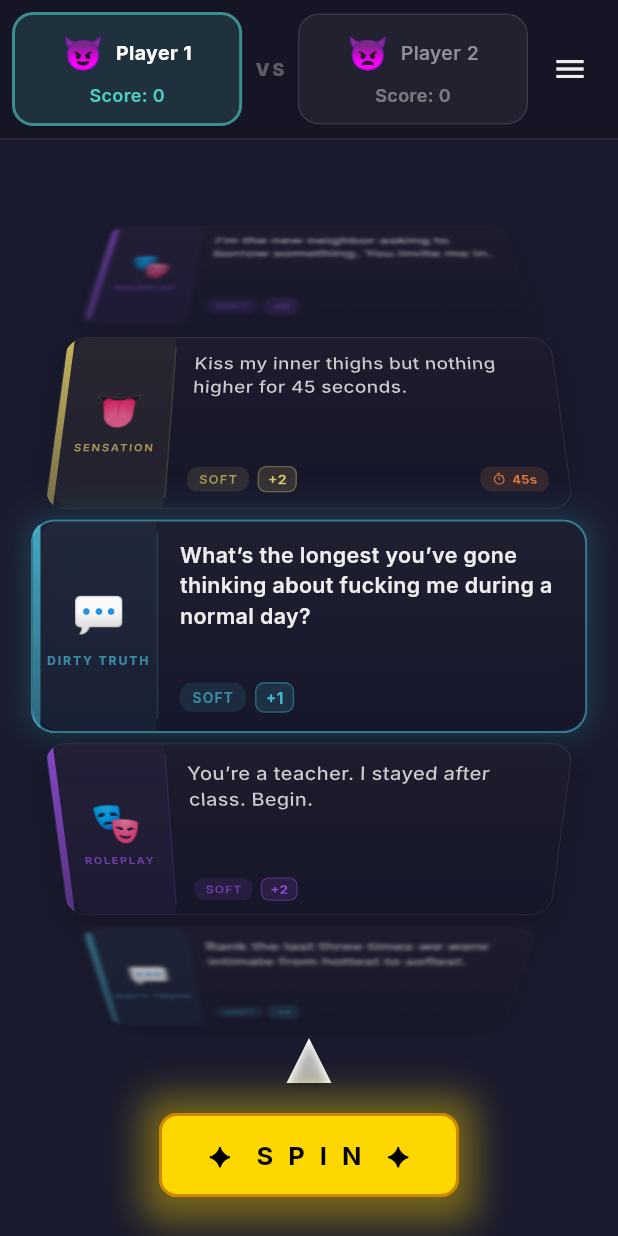
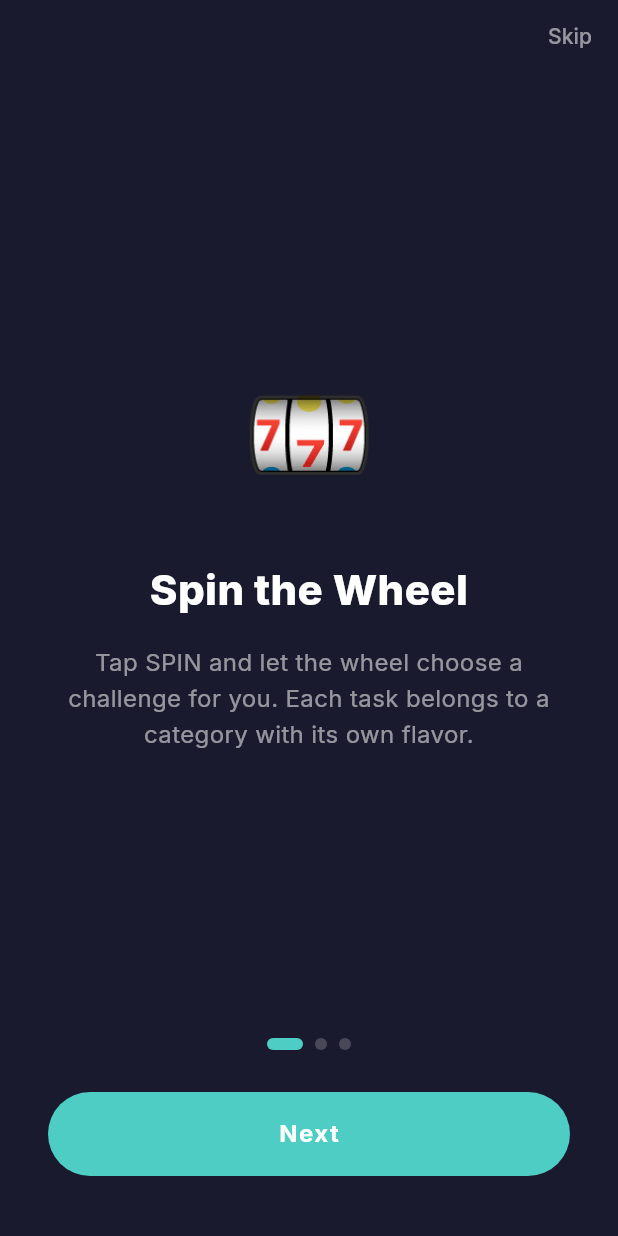
Before and after one commit to Juma1988/my_agents, a Flutter app: the screen it shows after launch, on a phone screen of 412 x 824 dp. Run offline on Flutter 3.47's test engine with Material 3 defaults, Android fonts, the phone set to English and light mode, and no system bars; our stand-ins replace google_fonts, hive, hive_flutter; accounts and stored records are empty.

Commit message:
Phase 1: onboarding, sound service, confetti overlay, session score delta

```diff
--- /dev/null
+++ b/lib/screens/onboarding_screen.dart
@@ -0,0 +1,232 @@
+import 'package:flutter/material.dart';
+import 'package:flutter/services.dart';
+import 'package:google_fonts/google_fonts.dart';
+import 'package:hive/hive.dart';
+import '../theme/app_colors.dart';
+
+/// 3-slide onboarding shown on first launch.
+/// Persists completion in Hive so it never shows again.
+class OnboardingScreen extends StatefulWidget {
+  const OnboardingScreen({super.key});
+
+  static Future<bool> shouldShow() async {
+    final box = Hive.box('settings');
+    return box.get('onboarding_complete', defaultValue: false) == false;
+  }
+
+  static void markComplete() {
+    Hive.box('settings').put('onboarding_complete', true);
+  }
+
+  @override
+  State<OnboardingScreen> createState() => _OnboardingScreenState();
+}
+
+class _OnboardingScreenState extends State<OnboardingScreen> {
+  final PageController _pageController = PageController();
+  int _currentPage = 0;
+
+  static const _slides = [
+    _SlideData(
+      icon: '🎰',
+      title: 'Spin the Wheel',
+      body: 'Tap SPIN and let the wheel choose a challenge for you. Each task belongs to a category with its own flavor.',
+      color: AppColors.accent,
+    ),
+    _SlideData(
+      icon: '⚡',
+      title: 'Accept or Skip',
+      body: 'Accept to earn points — or skip and lose them. The choice is always yours, but choose wisely...',
+      color: Color(0xFFFFD700),
+    ),
+    _SlideData(
+      icon: '🏆',
+      title: 'Score & Switch',
+      body: 'Earn points for every task you complete. After each turn, play passes to the other player. First to bragging rights wins.',
+      color: Color(0xFFFF6B6B),
+    ),
+  ];
+
+  void _nextPage() {
+    if (_currentPage < _slides.length - 1) {
+      _pageController.nextPage(
+        duration: const Duration(milliseconds: 300),
+        curve: Curves.easeInOut,
+      );
+    } else {
+      _finish();
+    }
+  }
+
+  void _finish() {
+    OnboardingScreen.markComplete();
+    Navigator.of(context).pop();
+  }
+
+  void _skip() {
+    _finish();
+  }
+
+  @override
+  void dispose() {
+    _pageController.dispose();
+    super.dispose();
+  }
+
+  @override
+  Widget build(BuildContext context) {
+    return PopScope(
+      canPop: false,
+      onPopInvokedWithResult: (didPop, _) {
+        if (!didPop) _finish();
+      },
+      child: Scaffold(
+        backgroundColor: AppColors.background,
+        body: SafeArea(
+          child: Column(
+            children: [
+              // Skip button (top right)
+              Align(
+                alignment: Alignment.topRight,
+                child: TextButton(
+                  onPressed: _skip,
+                  child: Text(
+                    'Skip',
+                    style: GoogleFonts.inter(
+                      color: Colors.white54,
+                      fontSize: 14,
+                      fontWeight: FontWeight.w500,
+                    ),
+                  ),
+                ),
+              ),
+
+              // Page view
+              Expanded(
+                child: PageView.builder(
+                  controller: _pageController,
+                  itemCount: _slides.length,
+                  onPageChanged: (i) => setState(() => _currentPage = i),
+                  itemBuilder: (context, index) {
+                    final slide = _slides[index];
+                    return Padding(
+                      padding: const EdgeInsets.symmetric(horizontal: 40),
+                      child: Column(
+                        mainAxisAlignment: MainAxisAlignment.center,
+                        children: [
+                          // Icon
+                          Text(
+                            slide.icon,
+                            style: const TextStyle(fontSize: 72),
+                          ),
+                          const SizedBox(height: 32),
+
+                          // Title
+                          Text(
+                            slide.title,
+                            style: GoogleFonts.inter(
+                              color: Colors.white,
+                              fontSize: 28,
+                              fontWeight: FontWeight.w800,
+                            ),
+                            textAlign: TextAlign.center,
+                          ),
+                          const SizedBox(height: 16),
+
+                          // Body
+                          Text(
+                            slide.body,
+                            style: GoogleFonts.inter(
+                              color: Colors.white54,
+                              fontSize: 16,
+                              fontWeight: FontWeight.w400,
+                              height: 1.5,
+                            ),
+                            textAlign: TextAlign.center,
+                          ),
+                        ],
+                      ),
+                    );
+                  },
+                ),
+              ),
+
+              // Dots + button
+              Padding(
+                padding: const EdgeInsets.fromLTRB(32, 0, 32, 40),
+                child: Column(
+                  children: [
+                    // Page indicators
+                    Row(
+                      mainAxisAlignment: MainAxisAlignment.center,
+                      children: List.generate(_slides.length, (i) {
+                        final isActive = i == _currentPage;
+                        return AnimatedContainer(
+                          duration: const Duration(milliseconds: 250),
+                          margin: const EdgeInsets.symmetric(horizontal: 4),
+                          width: isActive ? 24 : 8,
+                          height: 8,
+                          decoration: BoxDecoration(
+                            color: isActive
+                                ? _slides[i].color
+                                : Colors.white.withValues(alpha: 0.2),
+                            borderRadius: BorderRadius.circular(4),
+                          ),
+                        );
+                      }),
+                    ),
+                    const SizedBox(height: 28),
+
+                    // Next / Get Started button
+                    SizedBox(
+                      width: double.infinity,
+                      height: 56,
+                      child: ElevatedButton(
+                        onPressed: () {
+                          HapticFeedback.lightImpact();
+                          _nextPage();
+                        },
+                        style: ElevatedButton.styleFrom(
+                          backgroundColor: _slides[_currentPage].color,
+                          foregroundColor: Colors.white,
+                          shape: RoundedRectangleBorder(
+                            borderRadius: BorderRadius.circular(28),
+                          ),
+                          elevation: 0,
+                        ),
+                        child: Text(
+                          _currentPage == _slides.length - 1
+                              ? 'Get Started'
+                              : 'Next',
+                          style: GoogleFonts.inter(
+                            fontSize: 16,
+                            fontWeight: FontWeight.w700,
+                            letterSpacing: 1,
+                          ),
+                        ),
+                      ),
+                    ),
+                  ],
+                ),
+              ),
+            ],
+          ),
+        ),
+      ),
+    );
+  }
+}
+
+class _SlideData {
+  final String icon;
+  final String title;
+  final String body;
+  final Color color;
+
+  const _SlideData({
+    required this.icon,
+    required this.title,
+    required this.body,
+    required this.color,
+  });
+}
```
Also changed, not shown: lib/data/sound_service.dart (added, +88 -0 lines), lib/screens/spin_screen.dart (+52 -15 lines), lib/screens/timer_screen.dart (+4 -33 lines), lib/widgets/app_drawer.dart (+7 -7 lines), lib/widgets/category_card_wheel.dart (+4 -4 lines), lib/widgets/confetti_overlay.dart (added, +163 -0 lines), 2 other files.
